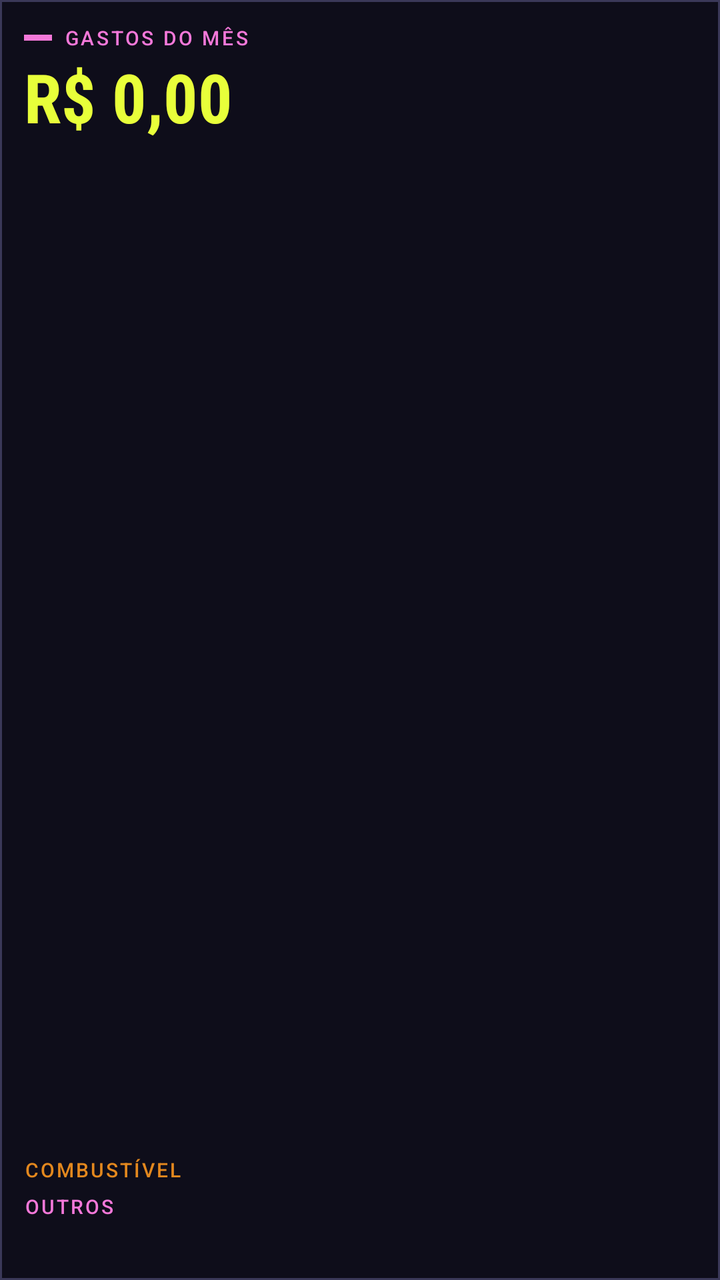
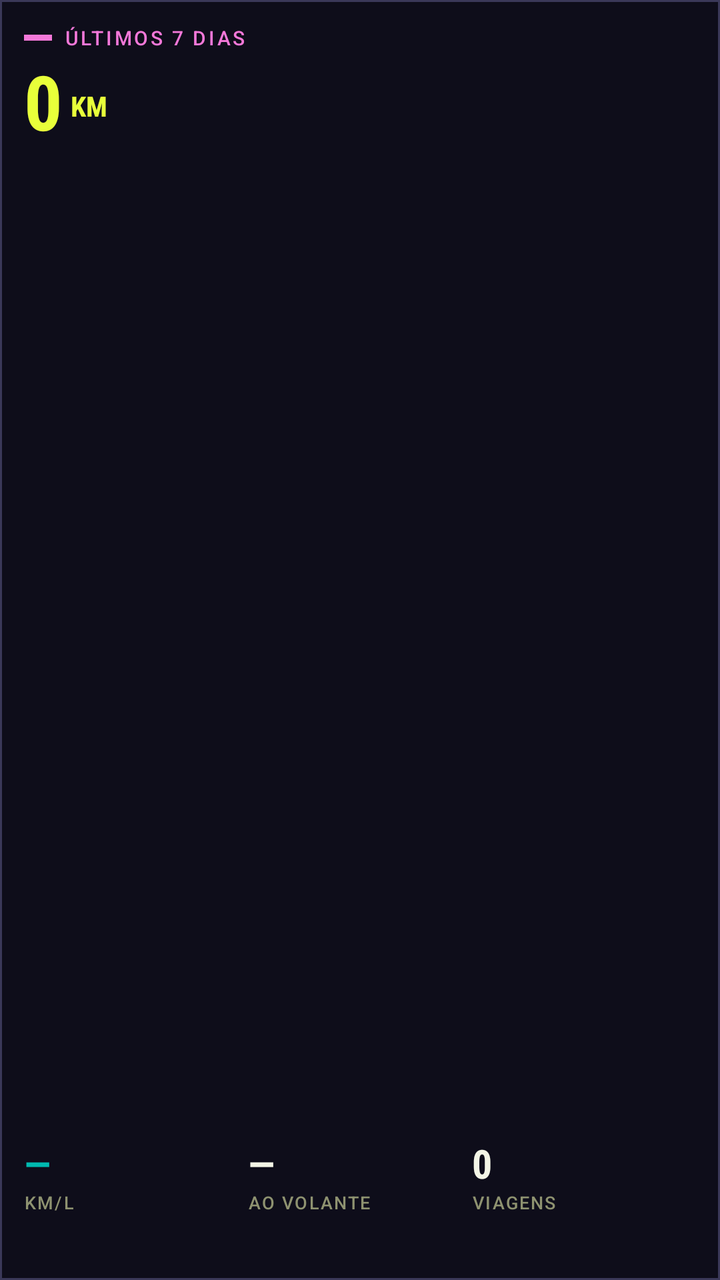

Before-and-after screenshots of an Android layout around one commit, followed by the original layout XML and the change that was made.
<!-- AndroidManifest.xml: application theme DayNightDynamicTheme -->
<!-- res/layout/widget_month.xml -->
<?xml version="1.0" encoding="utf-8"?>
<LinearLayout xmlns:android="http://schemas.android.com/apk/res/android"
    android:id="@+id/wm_root"
    android:layout_width="match_parent"
    android:layout_height="match_parent"
    android:background="@drawable/widget_bg"
    android:orientation="vertical"
    android:padding="12dp">

    <LinearLayout
        android:layout_width="match_parent"
        android:layout_height="wrap_content"
        android:gravity="center_vertical"
        android:orientation="horizontal">

        <FrameLayout
            android:layout_width="14dp"
            android:layout_height="3dp"
            android:layout_marginEnd="6dp"
            android:background="#F478D9" />

        <TextView
            android:id="@+id/wm_month"
            android:layout_width="0dp"
            android:layout_height="wrap_content"
            android:layout_weight="1"
            android:ellipsize="end"
            android:fontFamily="sans-serif-medium"
            android:letterSpacing="0.12"
            android:maxLines="1"
            android:text="GASTOS DO MÊS"
            android:textColor="#F478D9"
            android:textSize="10sp" />
    </LinearLayout>

    <TextView
        android:id="@+id/wm_total"
        android:layout_width="match_parent"
        android:layout_height="wrap_content"
        android:fontFamily="sans-serif-condensed"
        android:textStyle="bold"
        android:maxLines="1"
        android:text="R$ 0,00"
        android:textColor="#E8FF3A"
        android:textSize="34sp" />

    <FrameLayout
        android:layout_width="match_parent"
        android:layout_height="0dp"
        android:layout_weight="1" />

    <LinearLayout
        android:layout_width="match_parent"
        android:layout_height="wrap_content"
        android:orientation="horizontal">

        <TextView
            android:layout_width="0dp"
            android:layout_height="wrap_content"
            android:layout_weight="1"
            android:fontFamily="sans-serif-medium"
            android:letterSpacing="0.1"
            android:text="COMBUSTÍVEL"
            android:textColor="#E3881E"
            android:textSize="10sp" />

        <TextView
            android:id="@+id/wm_fuel"
            android:layout_width="wrap_content"
            android:layout_height="wrap_content"
            android:fontFamily="sans-serif-condensed"
            android:textStyle="bold"
            android:textColor="#F3F5E6"
            android:textSize="12sp" />
    </LinearLayout>

    <LinearLayout
        android:layout_width="match_parent"
        android:layout_height="wrap_content"
        android:layout_marginTop="2dp"
        android:orientation="horizontal">

        <TextView
            android:layout_width="0dp"
            android:layout_height="wrap_content"
            android:layout_weight="1"
            android:fontFamily="sans-serif-medium"
            android:letterSpacing="0.1"
            android:text="OUTROS"
            android:textColor="#F478D9"
            android:textSize="10sp" />

        <TextView
            android:id="@+id/wm_other"
            android:layout_width="wrap_content"
            android:layout_height="wrap_content"
            android:fontFamily="sans-serif-condensed"
            android:textStyle="bold"
            android:textColor="#F3F5E6"
            android:textSize="12sp" />
    </LinearLayout>

    <TextView
        android:id="@+id/wm_km"
        android:layout_width="match_parent"
        android:layout_height="wrap_content"
        android:layout_marginTop="4dp"
        android:ellipsize="end"
        android:fontFamily="sans-serif"
        android:maxLines="1"
        android:textColor="#BDC1A3"
        android:textSize="10sp" />
</LinearLayout>
<!-- resources referenced by this layout -->
<resources>
  <!-- drawable widget_bg (drawable) -->
  <?xml version="1.0" encoding="utf-8"?>
  <shape xmlns:android="http://schemas.android.com/apk/res/android" android:shape="rectangle">
      <solid android:color="#0E0D1A" />
      <stroke android:width="1dp" android:color="#3A3858" />
  </shape>
  <style name="DayNightDynamicTheme" parent="Theme.Material3.DayNight.NoActionBar">
          
  
          
          <item name="snackbarStyle">@style/MaterialSnackbarTheme</item>
          <item name="snackbarButtonStyle">@style/MaterialSnackbarTextButtonTheme</item>
          <item name="snackbarTextViewStyle">@style/MaterialSnackbarTextViewTheme</item>
  
          <item name="floatingActionButtonStyle">@style/Widget.OpenTracks.FloatingActionButton</item>
  
          <item name="windowActionModeOverlay">true</item>
  
          <item name="android:statusBarColor">?attr/colorSurfaceBright</item>
          <item name="android:navigationBarColor">?attr/colorSurfaceContainer</item>
          
          <item name="actionBarSize">88dp</item>
      </style>
  <style name="MaterialSnackbarTheme" parent="@style/Widget.Material3.Snackbar">
          <item name="materialThemeOverlay">@style/ThemeOverlay.OpenTracks.Snackbar</item>
          <item name="actionTextColorAlpha">1</item>
  
          <item name="backgroundTint">@android:color/holo_red_dark</item>
      </style>
  <style name="MaterialSnackbarTextButtonTheme" parent="@style/Widget.Material3.Button.TextButton.Snackbar">
          <item name="android:textColor">@android:color/white</item>
          <item name="android:textSize">14sp</item>
      </style>
  <style name="MaterialSnackbarTextViewTheme" parent="@style/Widget.Material3.Snackbar.TextView">
          <item name="android:textColor">@android:color/white</item>
          <item name="android:textAppearance">?textAppearanceLabelMedium</item>
          <item name="android:textSize">14sp</item>
      </style>
  <style name="Widget.OpenTracks.FloatingActionButton" parent="Widget.MaterialComponents.FloatingActionButton">
          <item name="fabCustomSize">64dp</item>
      </style>
  <style name="ThemeOverlay.OpenTracks.Snackbar" parent="">
          <item name="colorSurface">@android:color/holo_red_dark</item>
          <item name="colorOnSurface">@android:color/holo_red_dark</item>
      </style>
</resources>

<!-- the commit's change to res/layout/widget_month.xml (unified diff, before → after) -->
@@ -20,7 +20,6 @@
             android:background="#F478D9" />
 
         <TextView
-            android:id="@+id/wm_month"
             android:layout_width="0dp"
             android:layout_height="wrap_content"
             android:layout_weight="1"
@@ -28,21 +27,53 @@
             android:fontFamily="sans-serif-medium"
             android:letterSpacing="0.12"
             android:maxLines="1"
-            android:text="GASTOS DO MÊS"
+            android:text="ÚLTIMOS 7 DIAS"
             android:textColor="#F478D9"
             android:textSize="10sp" />
     </LinearLayout>
 
-    <TextView
-        android:id="@+id/wm_total"
+    <LinearLayout
         android:layout_width="match_parent"
         android:layout_height="wrap_content"
-        android:fontFamily="sans-serif-condensed"
-        android:textStyle="bold"
-        android:maxLines="1"
-        android:text="R$ 0,00"
-        android:textColor="#E8FF3A"
-        android:textSize="34sp" />
+        android:gravity="bottom"
+        android:orientation="horizontal">
+
+        <TextView
+            android:id="@+id/wm_km"
+            android:layout_width="wrap_content"
+            android:layout_height="wrap_content"
+            android:fontFamily="sans-serif-condensed"
+            android:textStyle="bold"
+            android:maxLines="1"
+            android:text="0"
+            android:textColor="#E8FF3A"
+            android:textSize="38sp" />
+
+        <TextView
+            android:layout_width="wrap_content"
+            android:layout_height="wrap_content"
+            android:layout_marginStart="4dp"
+            android:layout_marginBottom="7dp"
+            android:fontFamily="sans-serif-condensed"
+            android:textStyle="bold"
+            android:text="KM"
+            android:textColor="#E8FF3A"
+            android:textSize="14sp" />
+
+        <TextView
+            android:id="@+id/wm_delta"
+            android:layout_width="0dp"
+            android:layout_height="wrap_content"
+            android:layout_weight="1"
+            android:layout_marginStart="8dp"
+            android:layout_marginBottom="8dp"
+            android:ellipsize="end"
+            android:fontFamily="sans-serif-medium"
+            android:gravity="end"
+            android:maxLines="1"
+            android:textColor="#BDC1A3"
+            android:textSize="11sp" />
+    </LinearLayout>
 
     <FrameLayout
         android:layout_width="match_parent"
@@ -54,60 +85,96 @@
         android:layout_height="wrap_content"
         android:orientation="horizontal">
 
-        <TextView
+        <LinearLayout
             android:layout_width="0dp"
             android:layout_height="wrap_content"
             android:layout_weight="1"
-            android:fontFamily="sans-serif-medium"
-            android:letterSpacing="0.1"
-            android:text="COMBUSTÍVEL"
-            android:textColor="#E3881E"
-            android:textSize="10sp" />
+            android:orientation="vertical">
 
-        <TextView
-            android:id="@+id/wm_fuel"
-            android:layout_width="wrap_content"
-            android:layout_height="wrap_content"
-            android:fontFamily="sans-serif-condensed"
-            android:textStyle="bold"
-            android:textColor="#F3F5E6"
-            android:textSize="12sp" />
-    </LinearLayout>
+            <TextView
+                android:id="@+id/wm_kml"
+                android:layout_width="wrap_content"
+                android:layout_height="wrap_content"
+                android:fontFamily="sans-serif-condensed"
+                android:textStyle="bold"
+                android:maxLines="1"
+                android:text="—"
+                android:textColor="#00B9B0"
+                android:textSize="20sp" />
 
-    <LinearLayout
-        android:layout_width="match_parent"
-        android:layout_height="wrap_content"
-        android:layout_marginTop="2dp"
-        android:orientation="horizontal">
+            <TextView
+                android:layout_width="wrap_content"
+                android:layout_height="wrap_content"
+                android:fontFamily="sans-serif-medium"
+                android:letterSpacing="0.08"
+                android:text="KM/L"
+                android:textColor="#8E9270"
+                android:textSize="9sp" />
+        </LinearLayout>
 
-        <TextView
+        <LinearLayout
             android:layout_width="0dp"
             android:layout_height="wrap_content"
             android:layout_weight="1"
-            android:fontFamily="sans-serif-medium"
-            android:letterSpacing="0.1"
-            android:text="OUTROS"
-            android:textColor="#F478D9"
-            android:textSize="10sp" />
+            android:orientation="vertical">
 
-        <TextView
-            android:id="@+id/wm_other"
-            android:layout_width="wrap_content"
+            <TextView
+                android:id="@+id/wm_time"
+                android:layout_width="wrap_content"
+                android:layout_height="wrap_content"
+                android:fontFamily="sans-serif-condensed"
+                android:textStyle="bold"
+                android:maxLines="1"
+                android:text="—"
+                android:textColor="#F3F5E6"
+                android:textSize="20sp" />
+
+            <TextView
+                android:layout_width="wrap_content"
+                android:layout_height="wrap_content"
+                android:fontFamily="sans-serif-medium"
+                android:letterSpacing="0.08"
+                android:text="AO VOLANTE"
+                android:textColor="#8E9270"
+                android:textSize="9sp" />
+        </LinearLayout>
+
+        <LinearLayout
+            android:layout_width="0dp"
             android:layout_height="wrap_content"
-            android:fontFamily="sans-serif-condensed"
-            android:textStyle="bold"
-            android:textColor="#F3F5E6"
-            android:textSize="12sp" />
+            android:layout_weight="1"
+            android:orientation="vertical">
+
+            <TextView
+                android:id="@+id/wm_trips"
+                android:layout_width="wrap_content"
+                android:layout_height="wrap_content"
+                android:fontFamily="sans-serif-condensed"
+                android:textStyle="bold"
+                android:maxLines="1"
+                android:text="0"
+                android:textColor="#F3F5E6"
+                android:textSize="20sp" />
+
+            <TextView
+                android:layout_width="wrap_content"
+                android:layout_height="wrap_content"
+                android:fontFamily="sans-serif-medium"
+                android:letterSpacing="0.08"
+                android:text="VIAGENS"
+                android:textColor="#8E9270"
+                android:textSize="9sp" />
+        </LinearLayout>
     </LinearLayout>
 
     <TextView
-        android:id="@+id/wm_km"
+        android:id="@+id/wm_spent"
         android:layout_width="match_parent"
         android:layout_height="wrap_content"
-        android:layout_marginTop="4dp"
+        android:layout_marginTop="6dp"
         android:ellipsize="end"
         android:fontFamily="sans-serif"
         android:maxLines="1"
         android:textColor="#BDC1A3"
-        android:textSize="10sp" />
+        android:textSize="11sp" />
 </LinearLayout>
